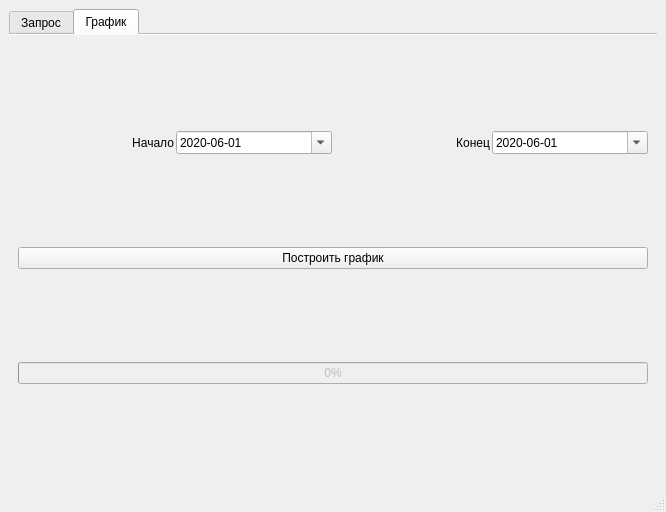
Above: mainwindow.ui from alexisnov/pr9-1 before the change. Below: the same form after it.
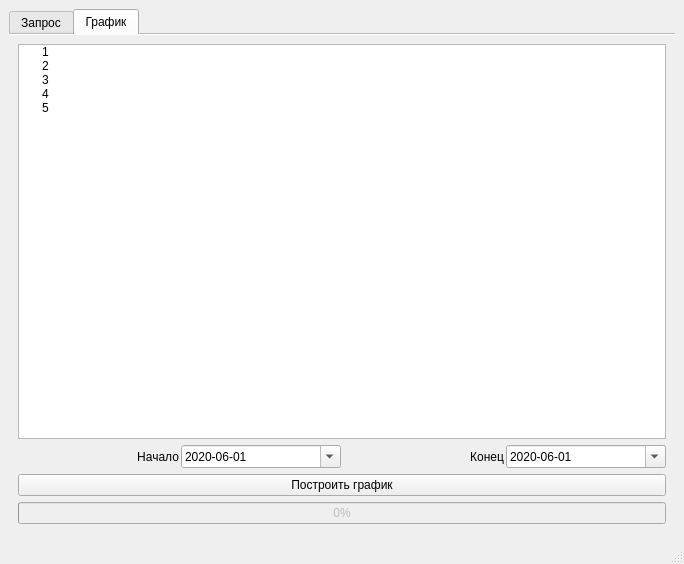
That is the form after the change. The open tabs and pages were chosen to show the change.

Commit message: Загрузка списка стран в файл. Дерево регионов

What changed in the file:
```diff
--- a/mainwindow.ui
+++ b/mainwindow.ui
@@ -6,8 +6,8 @@
    <rect>
     <x>0</x>
     <y>0</y>
-    <width>666</width>
-    <height>512</height>
+    <width>684</width>
+    <height>564</height>
    </rect>
   </property>
   <property name="windowTitle">
@@ -198,7 +198,50 @@
        <attribute name="title">
         <string>График</string>
        </attribute>
-       <layout class="QVBoxLayout" name="verticalLayout_2" stretch="0,0,0,1">
+       <layout class="QVBoxLayout" name="verticalLayout_2" stretch="0,0,0,0,1">
+        <item>
+         <widget class="QTreeWidget" name="treeWidget">
+          <property name="selectionMode">
+           <enum>QAbstractItemView::MultiSelection</enum>
+          </property>
+          <property name="animated">
+           <bool>true</bool>
+          </property>
+          <attribute name="headerVisible">
+           <bool>false</bool>
+          </attribute>
+          <column>
+           <property name="text">
+            <string>1</string>
+           </property>
+          </column>
+          <item>
+           <property name="text">
+            <string>1</string>
+           </property>
+          </item>
+          <item>
+           <property name="text">
+            <string>2</string>
+           </property>
+          </item>
+          <item>
+           <property name="text">
+            <string>3</string>
+           </property>
+          </item>
+          <item>
+           <property name="text">
+            <string>4</string>
+           </property>
+          </item>
+          <item>
+           <property name="text">
+            <string>5</string>
+           </property>
+          </item>
+         </widget>
+        </item>
         <item>
          <layout class="QHBoxLayout" name="horizontalLayout_5">
           <property name="spacing">
```
Left out of the diff: 4 changed lines with no effect on the pictures. The commit also changes 2 other files.
